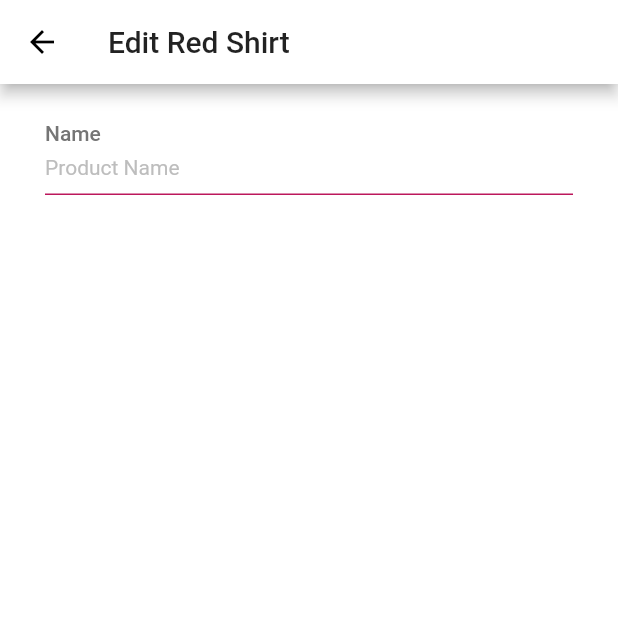
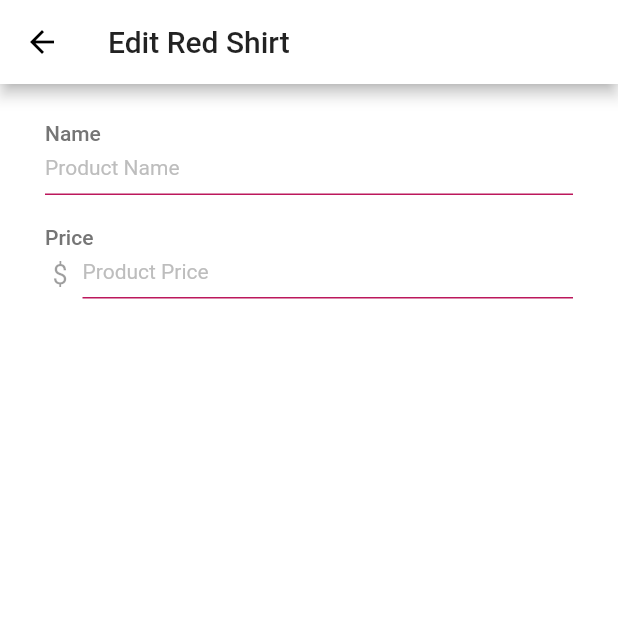
Before and after one commit to tamagossi/learn-flutter-tokalog, a Flutter app: the UserProductEditScreen screen opened directly with sample values from the repository, on a phone screen of 412 x 824 dp, the top half of it. Run offline on Flutter 3.47's test engine with Material 2 defaults, Android fonts, the phone set to English and light mode, and no system bars; our stand-ins replace cached_network_image, google_fonts; network calls fail; Roboto replaces fonts that are missing (TextStyle).

Commit message:
feat(user): add input number
* create input number widget

```diff
--- a/lib/screens/user/product/edit.dart
+++ b/lib/screens/user/product/edit.dart
@@ -1,5 +1,6 @@
 import 'package:flutter/material.dart';
 import 'package:tokalog/models/product.dart';
+import 'package:tokalog/widgets/molecules/input_group/number_input.dart';
 import 'package:tokalog/widgets/molecules/input_group/text_input.dart';
 
 class UserProductEditScreen extends StatefulWidget {
@@ -23,9 +24,15 @@ class _UserProductEditScreenState extends State<UserProductEditScreen> {
             child: SingleChildScrollView(
               child: Column(
                 children: <Widget>[
-                  MoleculesTextInput(
+                  MoleculeTextInput(
                     label: 'Name',
                     placeholder: 'Product Name',
+                  ),
+                  SizedBox(height: 20),
+                  MoleculeNumberInput(
+                    label: 'Price',
+                    placeholder: 'Product Price',
+                    prefix: '\$',
                   ),
                 ],
               ),
--- /dev/null
+++ b/lib/widgets/molecules/input_group/number_input.dart
@@ -0,0 +1,95 @@
+import 'package:flutter/material.dart';
+import 'package:flutter/services.dart';
+
+class MoleculeNumberInput extends StatelessWidget {
+  final dynamic prefix;
+  final String label;
+  final String placeholder;
+  final String inputHelp;
+  final TextInputAction textInputAction;
+
+  MoleculeNumberInput({
+    @required this.label,
+    this.inputHelp,
+    this.placeholder,
+    this.prefix,
+    this.textInputAction = TextInputAction.next,
+  });
+
+  @override
+  Widget build(BuildContext context) {
+    var underlineInputBorder = UnderlineInputBorder(
+      borderSide: BorderSide(
+        color: Theme.of(context).accentColor,
+      ),
+    );
+
+    return Column(
+      crossAxisAlignment: CrossAxisAlignment.start,
+      children: [
+        Text(
+          label,
+          style: TextStyle(
+            color: Colors.grey[600],
+            fontWeight: FontWeight.w500,
+          ),
+        ),
+        Row(
+          children: [
+            if (prefix != null)
+              Container(
+                width: 25,
+                child: Row(
+                  crossAxisAlignment: CrossAxisAlignment.center,
+                  mainAxisAlignment: MainAxisAlignment.center,
+                  children: [
+                    prefix.runtimeType == String
+                        ? Text(
+                            prefix,
+                            style: TextStyle(
+                              color: Colors.black38,
+                              fontSize: 18,
+                            ),
+                          )
+                        : Icon(
+                            prefix,
+                            color: Colors.black54,
+                            size: 18,
+                          ),
+                    SizedBox(width: 5),
+                  ],
+                ),
+              ),
+            Flexible(
+              child: TextFormField(
+                keyboardType: TextInputType.number,
+                textInputAction: textInputAction,
+                decoration: InputDecoration(
+                  contentPadding: EdgeInsets.only(bottom: 10, top: 8),
+                  enabledBorder: underlineInputBorder,
+                  focusedBorder: underlineInputBorder,
+                  hintStyle: TextStyle(fontSize: 14, color: Colors.grey[400]),
+                  hintText: placeholder ?? label,
+                  isDense: true,
+                ),
+                style: TextStyle(height: 1, fontSize: 15),
+              ),
+            ),
+          ],
+        ),
+        if (inputHelp != null)
+          Column(children: [
+            SizedBox(height: 7),
+            Row(
+              children: [
+                Text(
+                  inputHelp,
+                  style: TextStyle(color: Colors.grey, fontSize: 12),
+                ),
+              ],
+            ),
+          ])
+      ],
+    );
+  }
+}
--- a/lib/widgets/molecules/input_group/text_input.dart
+++ b/lib/widgets/molecules/input_group/text_input.dart
@@ -1,13 +1,13 @@
 import 'package:flutter/material.dart';
 import 'package:flutter/services.dart';
 
-class MoleculesTextInput extends StatelessWidget {
+class MoleculeTextInput extends StatelessWidget {
   final String label;
   final String placeholder;
   final String inputHelp;
   final TextInputAction textInputAction;
 
-  MoleculesTextInput({
+  MoleculeTextInput({
     @required this.label,
     this.inputHelp,
     this.placeholder,
```
